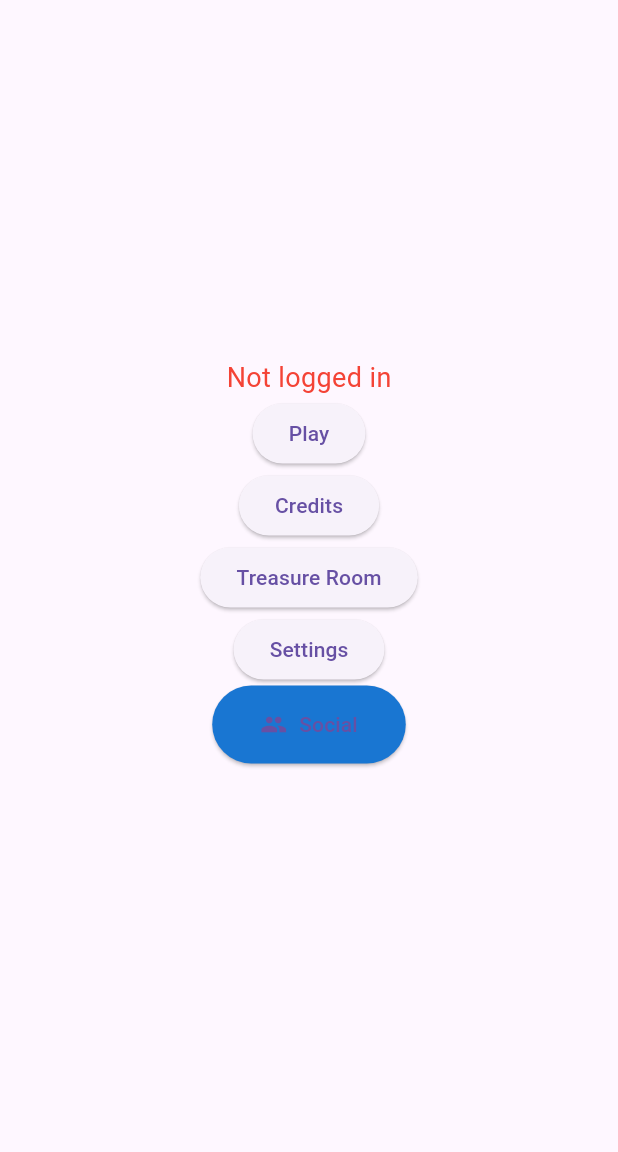
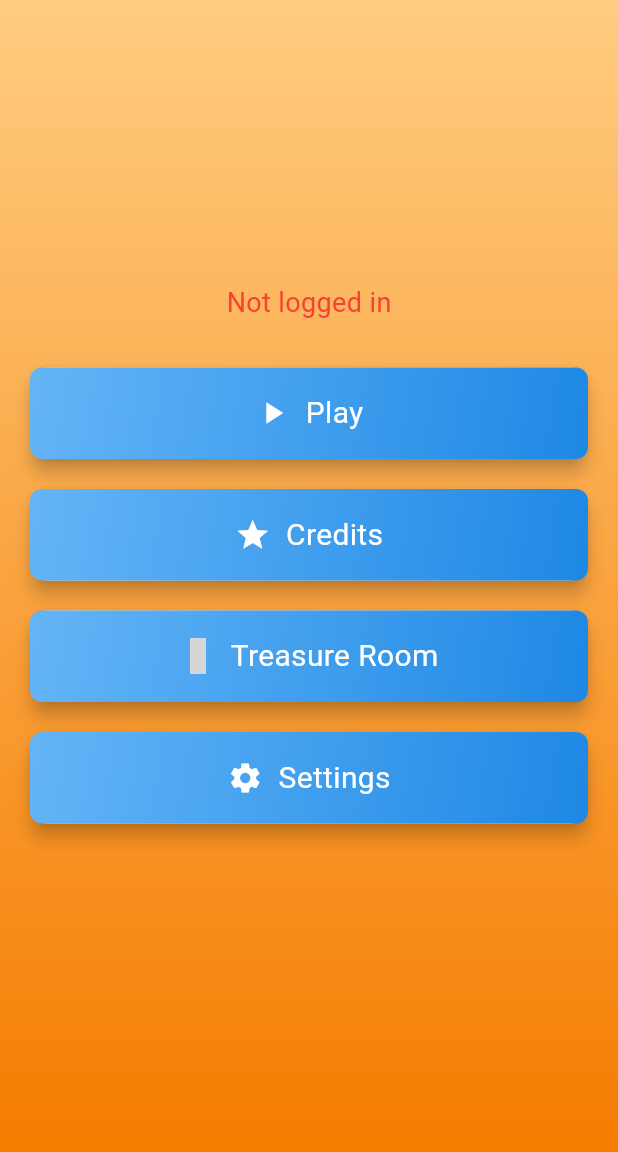
Before and after one commit to nk-glitch/digits_and_dunes, a Flutter app: the screen it shows after launch, on a phone screen of 412 x 824 dp, the part 84-1236 px from its top. Run offline on Flutter 3.47's test engine with Material 3 defaults, Android fonts, the phone set to English and light mode, and no system bars; our stand-ins replace cloud_firestore, firebase_auth, firebase_core; missing offline and left inert: flutter_facebook_auth; accounts and stored records are empty; statements that could not run were skipped; grey boxes are pictures that could not be loaded.

Commit message:
world select edited

```diff
--- a/lib/views/home_page.dart
+++ b/lib/views/home_page.dart
@@ -67,14 +67,22 @@ class _HomePageState extends State<HomePage> {
           ),
         ],
       ),
-      body: Center(
+      body: Container(
+        decoration: BoxDecoration(
+          gradient: LinearGradient(
+            colors: [Colors.orange.shade200, Colors.orange.shade700],
+            begin: Alignment.topCenter,
+            end: Alignment.bottomCenter,
+          ),
+        ),
+        child: Center(
           child: Column(
             mainAxisAlignment: MainAxisAlignment.center,
             children: [
               if (_player != null)
                 Text(
                   'Welcome, ${_player!.name}!',
-                style: const TextStyle(fontSize: 24),
+                  style: const TextStyle(fontSize: 24, fontWeight: FontWeight.bold, color: Colors.white),
                 )
               else if (user != null)
                 const CircularProgressIndicator()
@@ -83,52 +91,23 @@ class _HomePageState extends State<HomePage> {
                   'Not logged in',
                   style: TextStyle(fontSize: 18, color: Colors.red),
                 ),
-            ElevatedButton(
-              onPressed: () {
+              const SizedBox(height: 20),
+              _buildCardButton(context, 'Play', Icons.play_arrow, () {
                 if (user != null) {
                   Navigator.pushNamed(context, '/world_select');
                 } else {
                   Navigator.pushNamed(context, '/login');
                 }
-              },
-              child: const Text('Play'),
-            ),
-            ElevatedButton(
-              onPressed: () {
+              }),
+              _buildCardButton(context, 'Credits', Icons.star, () {
                 Navigator.pushNamed(context, '/credits');
-              },
-              child: const Text('Credits'),
-            ),
-            ElevatedButton(
-              onPressed: () {
+              }),
+              _buildCardButton(context, 'Treasure Room', Icons.treasure_chest, () {
                 Navigator.pushNamed(context, '/treasure_room');
-              },
-              child: const Text('Treasure Room'),
-            ),
-            ElevatedButton(
-              onPressed: () {
+              }),
+              _buildCardButton(context, 'Settings', Icons.settings, () {
                 Navigator.pushNamed(context, '/settings');
-              },
-              child: const Text('Settings'),
-            ),
-            ElevatedButton(
-              onPressed: () => Navigator.push(
-                context,
-                MaterialPageRoute(builder: (context) => const SocialPage()),
-              ),
-              style: ElevatedButton.styleFrom(
-                backgroundColor: Colors.blue[700],
-                padding: const EdgeInsets.symmetric(horizontal: 32, vertical: 16),
-              ),
-              child: const Row(
-                mainAxisSize: MainAxisSize.min,
-                children: [
-                  Icon(Icons.people),
-                  SizedBox(width: 8),
-                  Text('Social'),
-                ],
-              ),
-            ),
+              }),
               const SizedBox(height: 20),
               if (user != null)
                 Align(
@@ -137,13 +116,46 @@ class _HomePageState extends State<HomePage> {
                     padding: const EdgeInsets.all(16.0),
                     child: Text(
                       'Logged in as: ${user.displayName ?? user.email}',
-                    style: const TextStyle(fontSize: 16, color: Colors.grey),
+                      style: const TextStyle(fontSize: 16, color: Colors.white70),
                     ),
                   ),
                 ),
             ],
           ),
         ),
+      ),
+    );
+  }
+
+  Widget _buildCardButton(BuildContext context, String title, IconData icon, VoidCallback onPressed) {
+    return Card(
+      margin: const EdgeInsets.symmetric(vertical: 10, horizontal: 20),
+      elevation: 5,
+      child: InkWell(
+        onTap: onPressed,
+        child: Container(
+          padding: const EdgeInsets.all(16),
+          decoration: BoxDecoration(
+            borderRadius: BorderRadius.circular(8),
+            gradient: LinearGradient(
+              colors: [Colors.blue.shade300, Colors.blue.shade600],
+              begin: Alignment.topLeft,
+              end: Alignment.bottomRight,
+            ),
+          ),
+          child: Row(
+            mainAxisAlignment: MainAxisAlignment.center,
+            children: [
+              Icon(icon, color: Colors.white),
+              const SizedBox(width: 10),
+              Text(
+                title,
+                style: const TextStyle(fontSize: 20, color: Colors.white),
+              ),
+            ],
+          ),
+        ),
+      ),
     );
   }
 }
--- a/lib/views/world2.dart
+++ b/lib/views/world2.dart
@@ -17,15 +17,15 @@ class World2Page extends StatelessWidget {
 
     return Scaffold(
       appBar: AppBar(
-        title: const Text("World 2"),
-        backgroundColor: Colors.blue,
+        title: const Text("Oasis Haven"),
+        backgroundColor: Colors.teal,
       ),
       body: Container(
         decoration: BoxDecoration(
           gradient: LinearGradient(
             begin: Alignment.topCenter,
             end: Alignment.bottomCenter,
-            colors: [Colors.blue.shade200, Colors.blue.shade700],
+            colors: [Colors.teal.shade200, Colors.teal.shade700],
           ),
         ),
         child: StreamBuilder<DocumentSnapshot>(
--- a/lib/views/world3.dart
+++ b/lib/views/world3.dart
@@ -17,15 +17,15 @@ class World3Page extends StatelessWidget {
 
     return Scaffold(
       appBar: AppBar(
-        title: const Text("World 3"),
-        backgroundColor: Colors.blue,
+        title: const Text("Pyramid Peaks"),
+        backgroundColor: Colors.amber,
       ),
       body: Container(
         decoration: BoxDecoration(
           gradient: LinearGradient(
             begin: Alignment.topCenter,
             end: Alignment.bottomCenter,
-            colors: [Colors.blue.shade200, Colors.blue.shade700],
+            colors: [Colors.amber.shade200, Colors.amber.shade700],
           ),
         ),
         child: StreamBuilder<DocumentSnapshot>(
--- a/lib/views/world4.dart
+++ b/lib/views/world4.dart
@@ -17,15 +17,15 @@ class World4Page extends StatelessWidget {
 
     return Scaffold(
       appBar: AppBar(
-        title: const Text("World 4"),
-        backgroundColor: Colors.blue,
+        title: const Text("Ancient Ruins"),
+        backgroundColor: Colors.deepPurple,
       ),
       body: Container(
         decoration: BoxDecoration(
           gradient: LinearGradient(
             begin: Alignment.topCenter,
             end: Alignment.bottomCenter,
-            colors: [Colors.blue.shade200, Colors.blue.shade700],
+            colors: [Colors.deepPurple.shade200, Colors.deepPurple.shade700],
           ),
         ),
         child: StreamBuilder<DocumentSnapshot>(
```
Also changed, not shown: lib/views/level_map_screen.dart (+23 -6 lines), lib/views/world1.dart (+7 -7 lines), lib/views/world_selection_page.dart (+25 -7 lines). Lines whose indentation alone changed are shown as unchanged.
